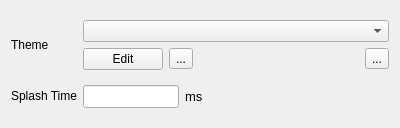
Qt form src/forms/visualmainsettings.ui (alphagocc/Project_LemonLime) before a commit.
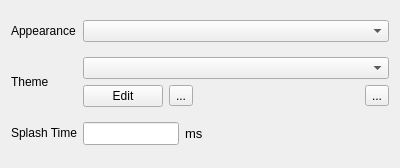
The same form after that commit. Icons and pictures are not drawn.

Commit message:
feat(ui): add system, light and dark appearance modes
Persist the preferred color scheme and apply it at startup and when the
options dialog is accepted. Keep the system appearance as the default.
Refresh score colors on palette changes while preserving selection and
sorting, and translate the three choices.

Windows build and 28 focused appearance checks pass, including settings
round trips, cancellation, native palette switching and score colors.

Diff of the .ui file:
```diff
--- a/src/forms/visualmainsettings.ui
+++ b/src/forms/visualmainsettings.ui
@@ -7,7 +7,7 @@
     <x>0</x>
     <y>0</y>
     <width>400</width>
-    <height>128</height>
+    <height>168</height>
    </rect>
   </property>
   <property name="windowTitle">
@@ -15,6 +15,19 @@
   </property>
   <layout class="QGridLayout" name="gridLayout">
    <item row="0" column="0">
+    <widget class="QLabel" name="colorSchemeLabel">
+     <property name="text">
+      <string>Appearance</string>
+     </property>
+     <property name="buddy">
+      <cstring>colorSchemeComboBox</cstring>
+     </property>
+    </widget>
+   </item>
+   <item row="0" column="1">
+    <widget class="QComboBox" name="colorSchemeComboBox"/>
+   </item>
+   <item row="1" column="0">
     <widget class="QLabel" name="label_2">
      <property name="sizePolicy">
       <sizepolicy hsizetype="Fixed" vsizetype="Fixed">
@@ -27,7 +40,7 @@
      </property>
     </widget>
    </item>
-   <item row="0" column="1">
+   <item row="1" column="1">
     <layout class="QVBoxLayout" name="verticalLayout">
      <item>
       <widget class="QComboBox" name="themeComboBox"/>
@@ -86,7 +99,7 @@
      </item>
     </layout>
    </item>
-   <item row="1" column="0">
+   <item row="2" column="0">
     <widget class="QLabel" name="label">
      <property name="sizePolicy">
       <sizepolicy hsizetype="Fixed" vsizetype="Fixed">
@@ -99,7 +112,7 @@
      </property>
     </widget>
    </item>
-   <item row="1" column="1">
+   <item row="2" column="1">
     <layout class="QHBoxLayout" name="horizontalLayout">
      <property name="spacing">
       <number>6</number>
```
The commit also changes 10 other files.
